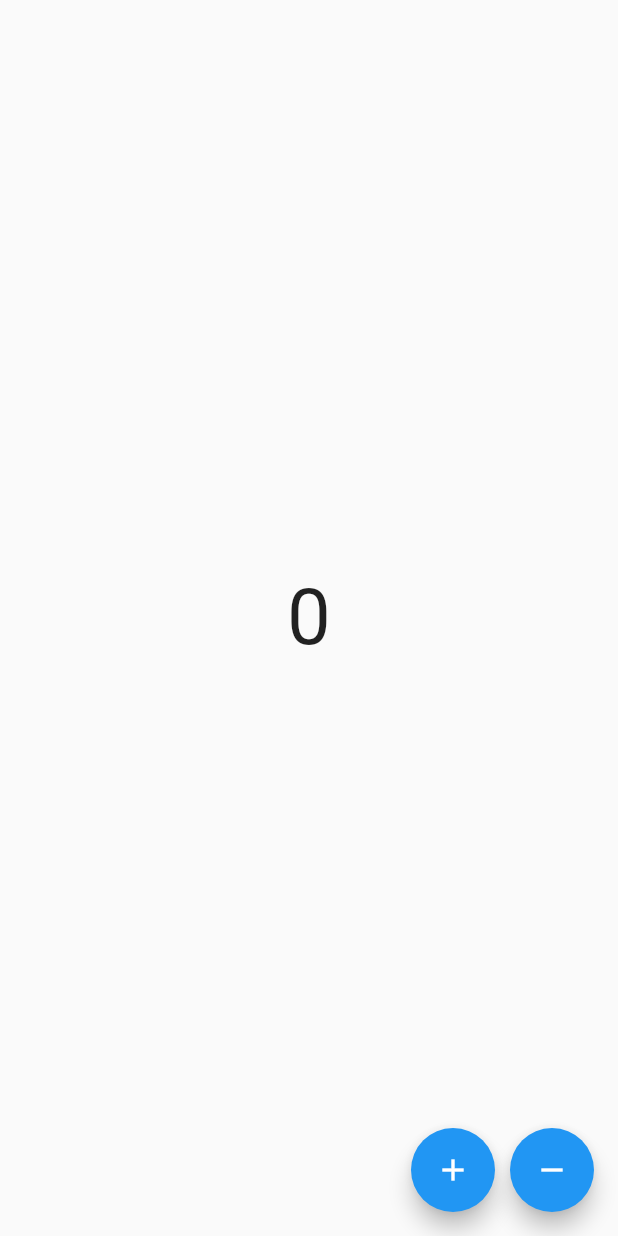
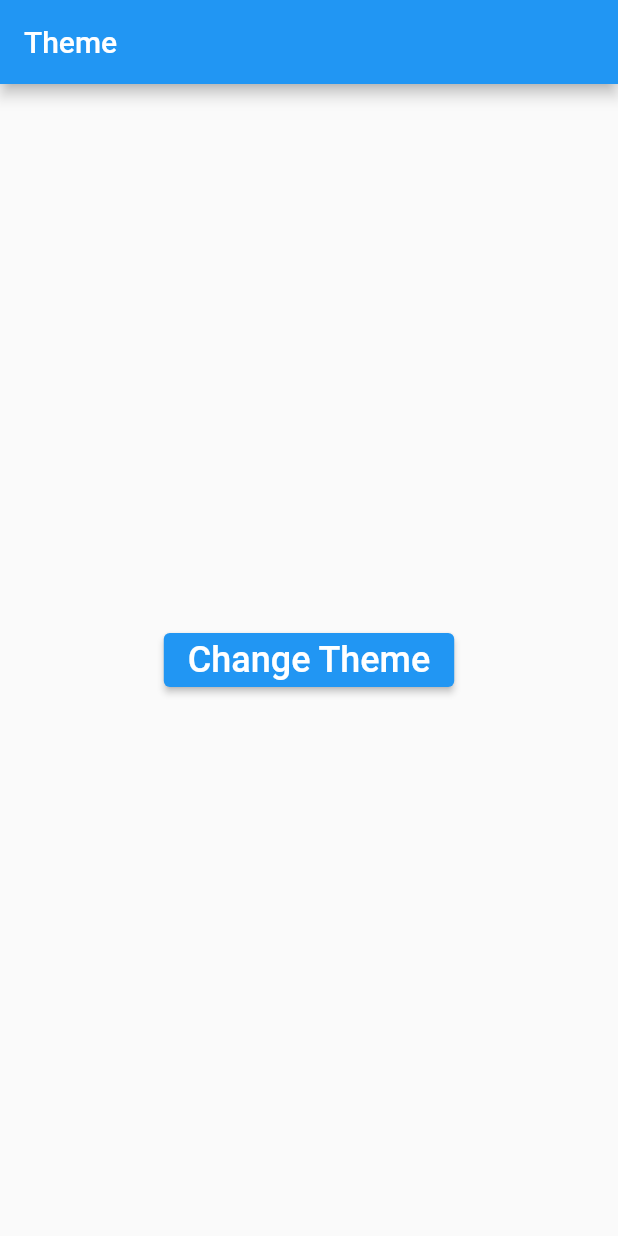
Before and after one commit to adeelzahid1/cubit_bloc, a Flutter app: the screen it shows after launch, on a phone screen of 412 x 824 dp. Run offline on Flutter 3.47's test engine with Material 2 defaults, Android fonts, the phone set to English and light mode, and no system bars; our stand-ins replace bloc, equatable, flutter_bloc.

Commit message:
bloc theme basics

```diff
--- a/lib/blocs/theme/theme_event.dart
+++ b/lib/blocs/theme/theme_event.dart
@@ -6,3 +6,16 @@ abstract class ThemeEvent extends Equatable {
   @override
   List<Object> get props => [];
 }
+
+class ChangeThemeEvent extends ThemeEvent {
+  final int randInt;
+  ChangeThemeEvent({
+    required this.randInt,
+  });
+
+  @override
+  String toString() => 'ChangeThemeEvent(randInt: $randInt)';
+
+  @override
+  List<Object> get props => [randInt];
+}
--- a/lib/blocs/theme/theme_state.dart
+++ b/lib/blocs/theme/theme_state.dart
@@ -1,10 +1,31 @@
 part of 'theme_bloc.dart';
 
-abstract class ThemeState extends Equatable {
-  const ThemeState();
+enum AppTheme {
+  light,
+  dark,
+}
+
+class ThemeState extends Equatable {
+  final AppTheme appTheme;
+  ThemeState({
+    this.appTheme = AppTheme.light,
+  });
+
+  factory ThemeState.initial() {
+    return ThemeState();
+  }
 
   @override
-  List<Object> get props => [];
+  List<Object> get props => [appTheme];
+
+  @override
+  String toString() => 'ThemeState(appTheme: $appTheme)';
+
+  ThemeState copyWith({
+    AppTheme? appTheme,
+  }) {
+    return ThemeState(
+      appTheme: appTheme ?? this.appTheme,
+    );
+  }
 }
-
-class ThemeInitial extends ThemeState {}
--- a/lib/main.dart
+++ b/lib/main.dart
@@ -1,5 +1,7 @@
-import 'package:cubit_bloc/blocs/counter/counter_bloc.dart';
+
+import 'package:cubit_bloc/blocs/theme/theme_bloc.dart';
 import 'package:flutter/material.dart';
+import 'dart:math';
 import 'package:flutter_bloc/flutter_bloc.dart';
 
 void main() {
@@ -11,17 +13,22 @@ class MyApp extends StatelessWidget {
 
   @override
   Widget build(BuildContext context) {
-    return BlocProvider<CounterBloc>(
-      create: (context) => CounterBloc(),
-      child: MaterialApp(
-        title: 'MyCounter Cubit',
-        debugShowCheckedModeBanner: false,
-        theme: ThemeData(
-          primarySwatch: Colors.blue,
+    return BlocProvider<ThemeBloc>(
+      create: (context) => ThemeBloc(),
+      child: BlocBuilder<ThemeBloc, ThemeState>(
+        builder: (context, state){
+          return MaterialApp(
+            title: 'Event Payload',
+          debugShowCheckedModeBanner: false,
+          theme: state.appTheme == AppTheme.light
+              ? ThemeData.light()
+              : ThemeData.dark(),
+          home: const MyHomePage(),
+          );
+        }
         ),
-        home: const MyHomePage(),
-      ),
-    );
+
+      );
   }
 }
 
@@ -31,74 +38,20 @@ class MyHomePage extends StatelessWidget {
   @override
   Widget build(BuildContext context) {
     return Scaffold(
-      body: BlocConsumer<CounterBloc, CounterState>(
-        listener: (context, state) {
-          if (state.counter == 3) {
-            showDialog(
-              context: context,
-              builder: (context) {
-                return AlertDialog(
-                  content: Text('counter isssss ${state.counter}'),
-                );
-              },
-            );
-          } else if (state.counter == -1) {
-            Navigator.push(
-              context,
-              MaterialPageRoute(builder: (context) {
-                return OtherPage();
-              }),
-            );
-          }
-        },
-        builder: (context, state){
-          return Center(
-          child: Text(
-            '${context.watch<CounterBloc>().state.counter}',
-            style: TextStyle(fontSize: 52.0),
-          ),
-        );
-        },
-      ),
-      floatingActionButton: Row(
-        mainAxisAlignment: MainAxisAlignment.end,
-        children: [
-          FloatingActionButton(
-            onPressed: () {
-              BlocProvider.of<CounterBloc>(context).add(IncrementCounterEvent());
-            },
-            child: Icon(Icons.add),
-            heroTag: 'increment',
-          ),
-          SizedBox(width: 10.0),
-          FloatingActionButton(
-            onPressed: () {
-              context.read<CounterBloc>().add(DecrementCounterEvent());
-            },
-            child: Icon(Icons.remove),
-            heroTag: 'decrement',
-          ),
-        ],
-      ),
-    );
-  }
-}
-
-
-
-class OtherPage extends StatelessWidget {
-  const OtherPage({Key? key}) : super(key: key);
-
-  @override
-  Widget build(BuildContext context) {
-    return Scaffold(
       appBar: AppBar(
-        title: Text('Other'),
+        title: Text('Theme'),
       ),
       body: Center(
-        child: Text(
-          'Other',
-          style: TextStyle(fontSize: 52.0),
+        child: ElevatedButton(
+          child: Text(
+            'Change Theme',
+            style: TextStyle(fontSize: 24.0),
+          ),
+          onPressed: () {
+            final int randInt = Random().nextInt(10);
+            print('randInt: $randInt');
+            context.read<ThemeBloc>().add(ChangeThemeEvent(randInt: randInt));
+          },
         ),
       ),
     );
```
Also changed, not shown: lib/blocs/theme/theme_bloc.dart (+7 -3 lines).
